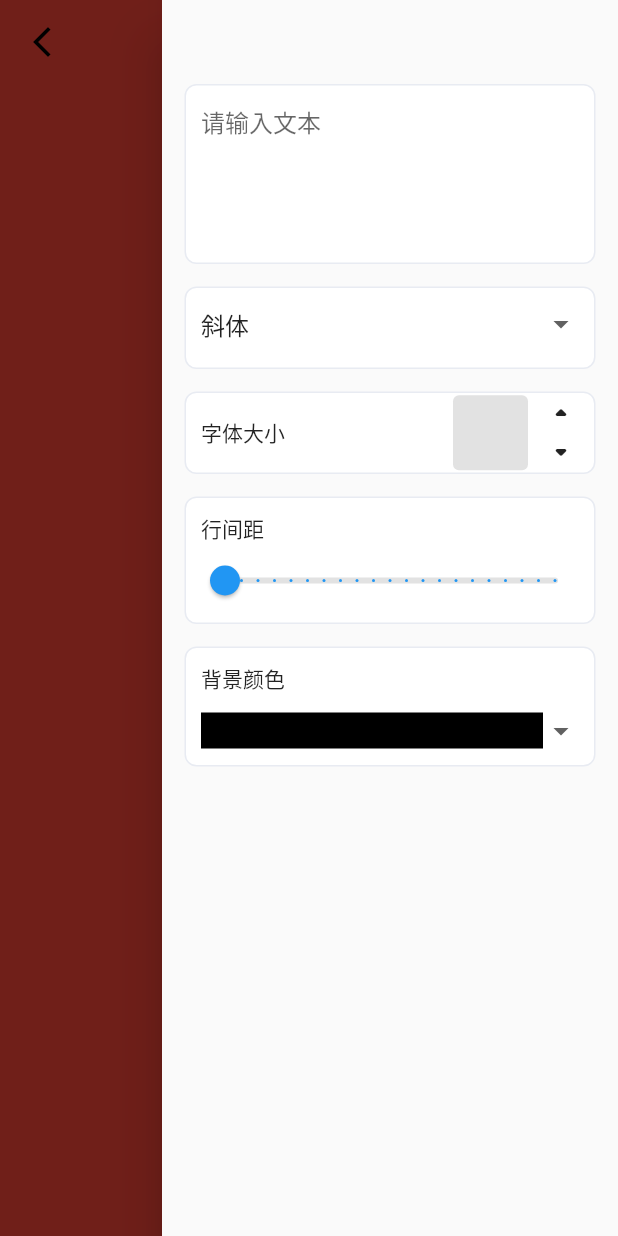
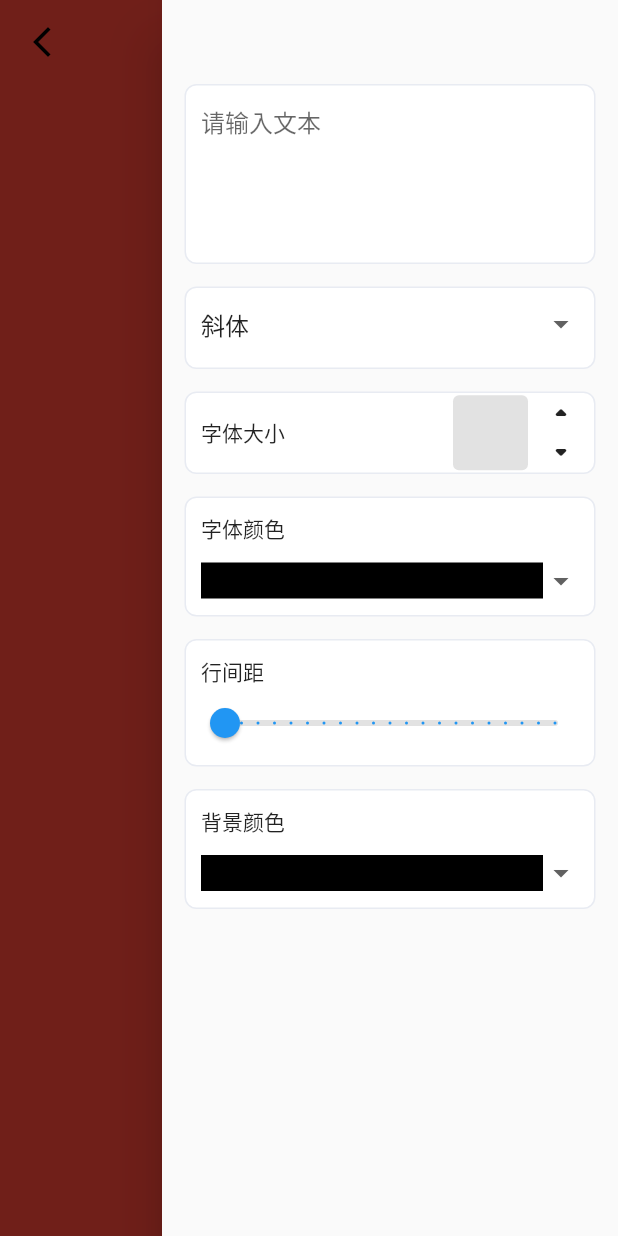
Before and after one commit to xingtianwuganqi/flutter_wallpaper, a Flutter app: the EditPage screen opened directly with empty values, with the side drawer open, on a phone screen of 412 x 824 dp. Run offline on Flutter 3.47's test engine with Material 2 defaults, Android fonts, the phone set to English and light mode, and no system bars.

Commit message:
Update EditPage.dart

```diff
--- a/flutter_wallpaper/lib/B_HomePage/EditPage.dart
+++ b/flutter_wallpaper/lib/B_HomePage/EditPage.dart
@@ -7,8 +7,8 @@ import 'HomePageListModel.dart';
 class EditPage extends StatefulWidget {
 
   final Function(EditInfoModel) changed;
-  final EditInfoModel? editInfo;
-  const EditPage({super.key,this.editInfo,required this.changed});
+  EditInfoModel? editInfo;
+  EditPage({super.key,this.editInfo,required this.changed});
 
 
   @override
@@ -36,6 +36,9 @@ class EditPageState extends State<EditPage> {
   void initState() {
     // TODO: implement initState
     super.initState();
+    if (widget.editInfo == null) {
+      widget.editInfo = EditInfoModel();
+    }
     _controller.addListener(() {
       print(_controller.text);
     });
@@ -66,6 +69,7 @@ class EditPageState extends State<EditPage> {
             textInputWidget(appBar.preferredSize.height),
             textTypeSelectWidget(),
             textFontSizeWidget(),
+            textColorWidget(),
             textLineSizeWidget(),
             backColorWidget()
           ],
@@ -223,6 +227,57 @@ class EditPageState extends State<EditPage> {
     return listView;
   }
 
+  // 字体颜色
+  Widget textColorWidget() {
+    var colors = backColorList.map((e) {
+      var w = Container(padding: const EdgeInsets.only(
+          left: 15, right: 15, top: 5, bottom: 5), color: e.hexColor,);
+      return DropdownMenuItem(value: e, child: w);
+    });
+
+    var dropDown = Container(
+      margin: const EdgeInsets.only(top: 15,left: 15,right: 15),
+      padding: const EdgeInsets.only(left: 10,right: 10),
+      height: 95,
+      decoration: BoxDecoration(
+          borderRadius: const BorderRadius.all(Radius.circular(8)),
+          border: Border.all(color: "#E8EBF2".hexColor),
+          color: Colors.white
+      ),
+      child:Column(
+          crossAxisAlignment: CrossAxisAlignment.start,
+          children: [
+            const Padding(padding: EdgeInsets.only(top: 10),
+              child: Text("字体颜色"),
+            ),
+            DropdownButtonFormField<String>(
+              decoration: const InputDecoration(
+                  border: InputBorder.none
+              ),
+              items: colors.toList(),
+              onChanged: (newPosition){
+                setState(() {
+                  print(newPosition);
+                });
+              },
+              isExpanded: true,
+              value: backColorList.first,
+            )
+          ]
+      ),
+    );
+    var listView = SliverFixedExtentList(
+      itemExtent: 95, //列表项高度固定
+      delegate: SliverChildBuilderDelegate(
+            (_, index) {
+          return dropDown;
+        },
+        childCount: 1,
+      ),
+    );
+    return listView;
+  }
+
 
   // 行间距大小选择
   Widget textLineSizeWidget() {
```
